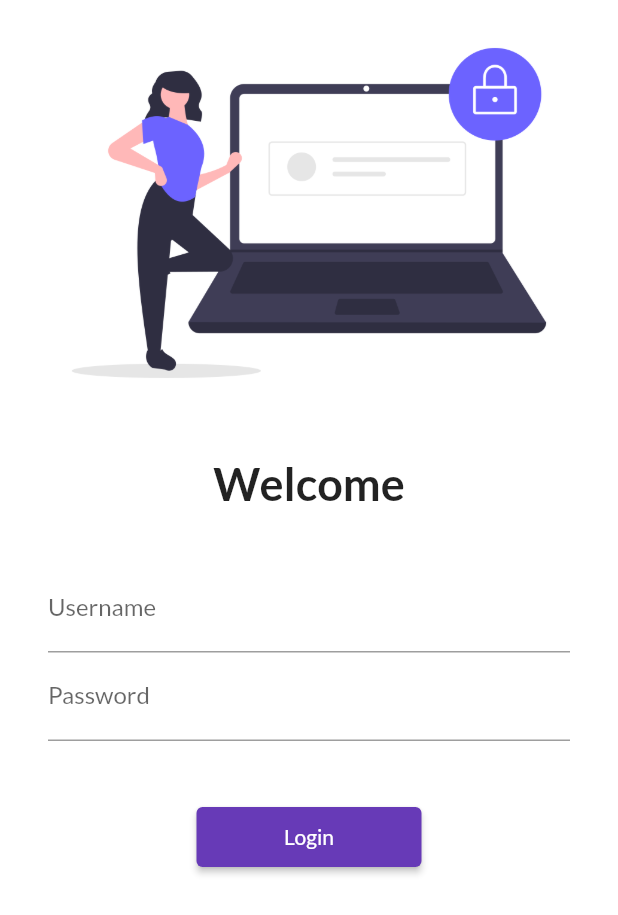
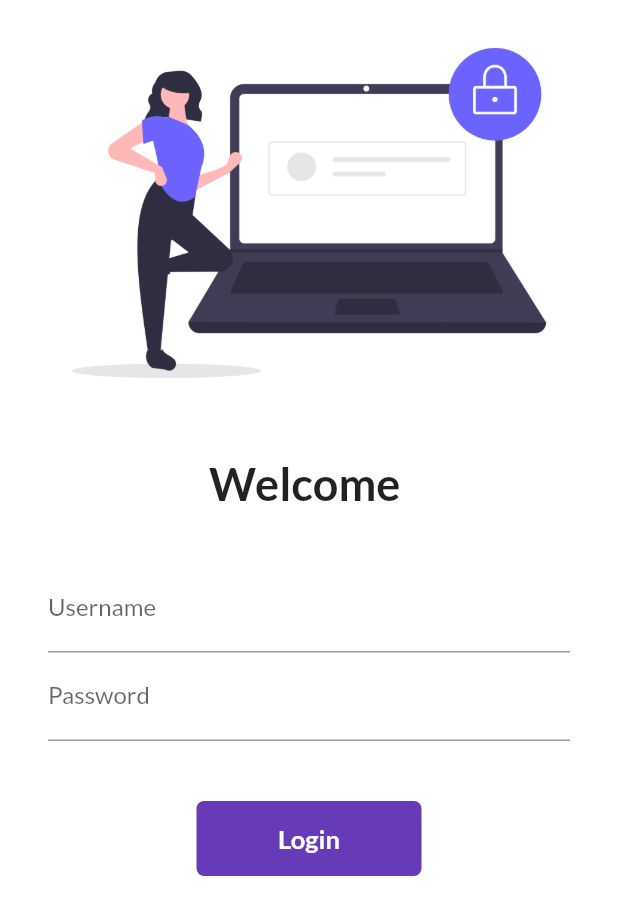
Before and after one commit to ak47kar98k/MyFirstFlutterProject, a Flutter app: the screen it shows after launch, on a phone screen of 412 x 824 dp. Shown: the top 915 px of the screen. Run offline on Flutter 3.47's test engine with Material 2 defaults, Android fonts, the phone set to English and light mode, and no system bars; our stand-ins replace google_fonts.

Commit message:
Day-6 Completed

```diff
--- a/lib/pages/login_page.dart
+++ b/lib/pages/login_page.dart
@@ -1,7 +1,14 @@
 import 'package:flutter/material.dart';
 import 'package:flutter_catelog/utils/myroutes.dart';
 
-class LoginPage extends StatelessWidget {
+class LoginPage extends StatefulWidget {
+  @override
+  State<LoginPage> createState() => _LoginPageState();
+}
+
+class _LoginPageState extends State<LoginPage> {
+  String name = "";
+  bool onChanged = false;
   @override
   Widget build(BuildContext context) {
     return Material(
@@ -17,7 +24,7 @@ class LoginPage extends StatelessWidget {
               height: 20,
             ),
             Text(
-              "Welcome",
+              "Welcome $name",
               style: TextStyle(fontSize: 30, fontWeight: FontWeight.bold),
             ),
             SizedBox(
@@ -30,6 +37,10 @@ class LoginPage extends StatelessWidget {
                   TextFormField(
                     decoration: InputDecoration(
                         hintText: "Enter Username", labelText: "Username"),
+                    onChanged: (value) {
+                      name = value;
+                      setState(() {});
+                    },
                   ),
                   TextFormField(
                     obscureText: true,
@@ -39,13 +50,44 @@ class LoginPage extends StatelessWidget {
                   SizedBox(
                     height: 40.0,
                   ),
-                  ElevatedButton(
-                    child: Text("Login"),
-                    style: TextButton.styleFrom(minimumSize: Size(150, 40)),
-                    onPressed: () {
+                  InkWell(
+                    onTap: () async {
+                      setState(() {
+                        onChanged = true;
+                      });
+                      await Future.delayed(Duration(seconds: 1));
                       Navigator.pushNamed(context, MyRoutes.homeRoute);
                     },
+                    child: AnimatedContainer(
+                      duration: Duration(seconds: 1),
+                      height: 50,
+                      width: onChanged ? 50 : 150,
+                      alignment: Alignment.center,
+                      child: onChanged
+                          ? Icon(
+                              Icons.done,
+                              color: Colors.white,
+                            )
+                          : Text(
+                              "Login",
+                              style: TextStyle(
+                                  fontWeight: FontWeight.bold,
+                                  fontSize: 17,
+                                  color: Colors.white),
+                            ),
+                      decoration: BoxDecoration(
+                          color: onChanged ? Colors.black : Colors.deepPurple,
+                          borderRadius:
+                              BorderRadius.circular(onChanged ? 50 : 5)),
+                    ),
                   )
+                  // ElevatedButton(
+                  //   child: Text("Login"),
+                  //   style: TextButton.styleFrom(minimumSize: Size(150, 40)),
+                  //   onPressed: () {
+                  //     Navigator.pushNamed(context, MyRoutes.homeRoute);
+                  //   },
+                  // )
                 ],
               ),
             ),
```
